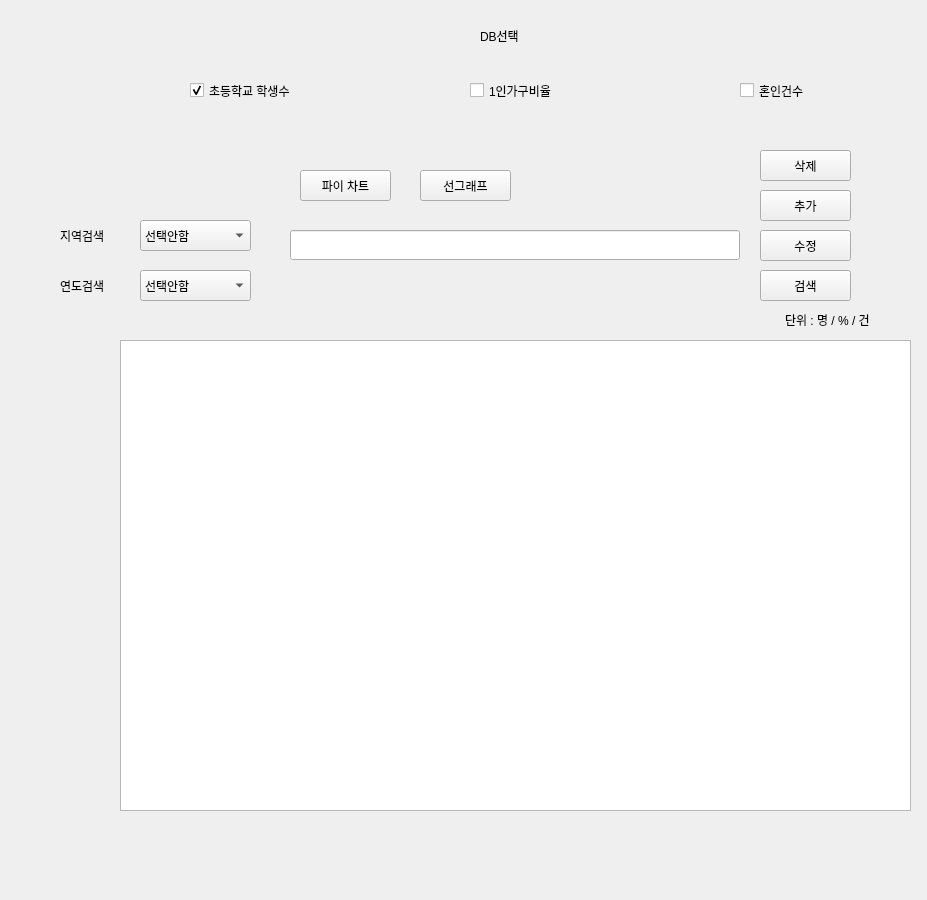
jungyeonwoo265/dbdbdip, file inquiry.ui: the form before one commit.
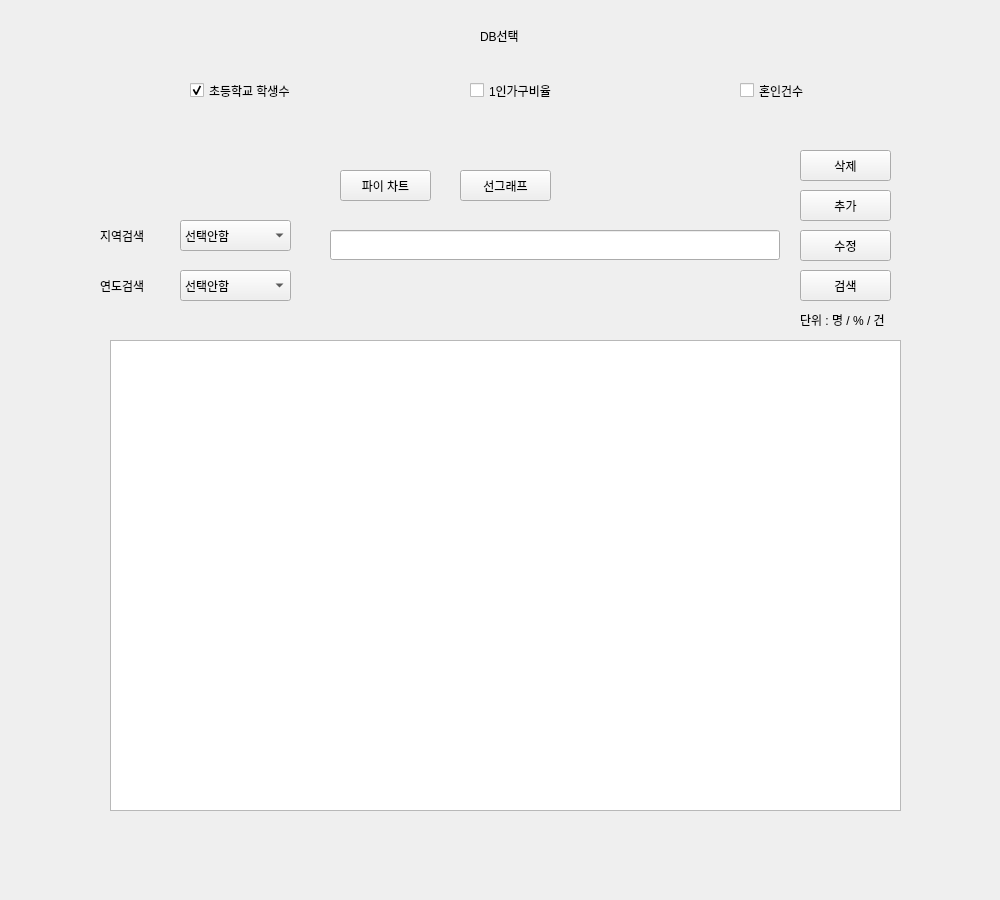
The form after the commit.

What changed in the file:
```diff
--- a/inquiry.ui
+++ b/inquiry.ui
@@ -6,7 +6,7 @@
    <rect>
     <x>0</x>
     <y>0</y>
-    <width>927</width>
+    <width>1000</width>
     <height>900</height>
    </rect>
   </property>
@@ -16,7 +16,7 @@
   <widget class="QTableWidget" name="table">
    <property name="geometry">
     <rect>
-     <x>120</x>
+     <x>110</x>
      <y>340</y>
      <width>791</width>
      <height>471</height>
@@ -26,7 +26,7 @@
   <widget class="QPushButton" name="research_btn">
    <property name="geometry">
     <rect>
-     <x>760</x>
+     <x>800</x>
      <y>270</y>
      <width>91</width>
      <height>31</height>
@@ -39,7 +39,7 @@
   <widget class="QComboBox" name="combo_year">
    <property name="geometry">
     <rect>
-     <x>140</x>
+     <x>180</x>
      <y>270</y>
      <width>111</width>
      <height>31</height>
@@ -79,7 +79,7 @@
   <widget class="QComboBox" name="combo_nation">
    <property name="geometry">
     <rect>
-     <x>140</x>
+     <x>180</x>
      <y>220</y>
      <width>111</width>
      <height>31</height>
@@ -184,7 +184,7 @@
   <widget class="QLabel" name="label_2">
    <property name="geometry">
     <rect>
-     <x>60</x>
+     <x>100</x>
      <y>230</y>
      <width>56</width>
      <height>12</height>
@@ -197,7 +197,7 @@
   <widget class="QLabel" name="label_3">
    <property name="geometry">
     <rect>
-     <x>60</x>
+     <x>100</x>
      <y>280</y>
      <width>56</width>
      <height>12</height>
@@ -210,7 +210,7 @@
   <widget class="QPushButton" name="btn_graph">
    <property name="geometry">
     <rect>
-     <x>300</x>
+     <x>340</x>
      <y>170</y>
      <width>91</width>
      <height>31</height>
@@ -252,7 +252,7 @@
   <widget class="QLabel" name="label">
    <property name="geometry">
     <rect>
-     <x>785</x>
+     <x>800</x>
      <y>310</y>
      <width>121</width>
      <height>20</height>
@@ -294,7 +294,7 @@
   <widget class="QPushButton" name="btn_modify">
    <property name="geometry">
     <rect>
-     <x>760</x>
+     <x>800</x>
      <y>230</y>
      <width>91</width>
      <height>31</height>
@@ -307,7 +307,7 @@
   <widget class="QPushButton" name="btn_graph_line">
    <property name="geometry">
     <rect>
-     <x>420</x>
+     <x>460</x>
      <y>170</y>
      <width>91</width>
      <height>31</height>
@@ -320,7 +320,7 @@
   <widget class="QLineEdit" name="liner">
    <property name="geometry">
     <rect>
-     <x>290</x>
+     <x>330</x>
      <y>230</y>
      <width>450</width>
      <height>30</height>
@@ -330,7 +330,7 @@
   <widget class="QPushButton" name="add_btn">
    <property name="geometry">
     <rect>
-     <x>760</x>
+     <x>800</x>
      <y>190</y>
      <width>91</width>
      <height>31</height>
@@ -343,7 +343,7 @@
   <widget class="QPushButton" name="btn_delete">
    <property name="geometry">
     <rect>
-     <x>760</x>
+     <x>800</x>
      <y>150</y>
      <width>91</width>
      <height>31</height>
```
